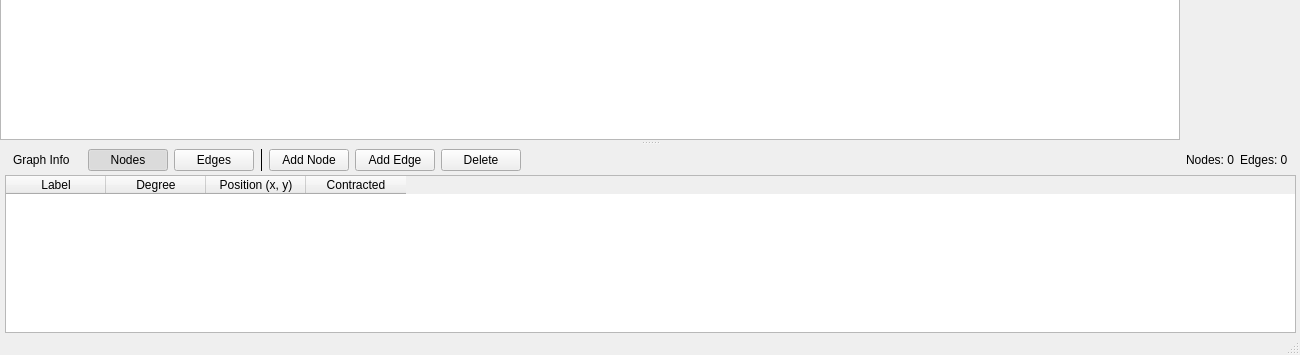
First picture: the form in src/netsim.ui, repository TylerLayton123/NetworkSimulator, before the edit; both pictures show x 0 to 1300 and y 395 to 750 of the 1300 by 750 pixel window.
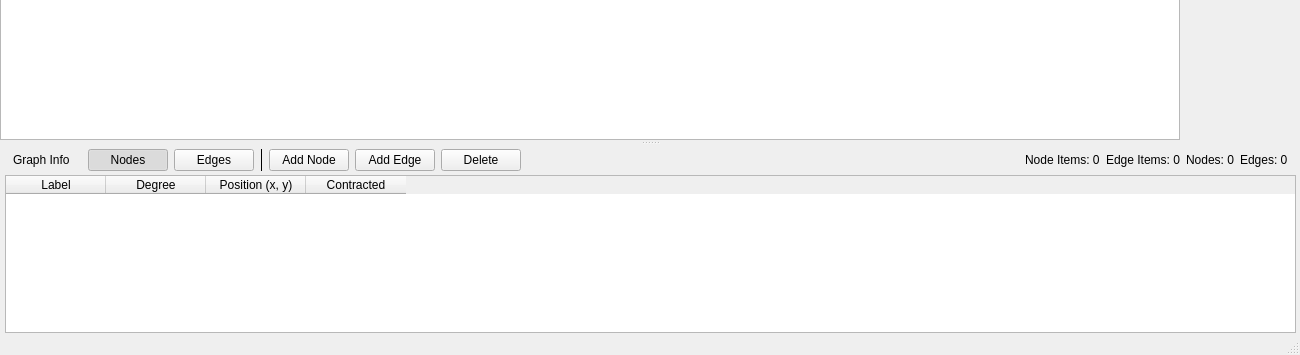
Second picture: the form after the edit.

Commit message: added edge and node items count

```diff
--- a/src/netsim.ui
+++ b/src/netsim.ui
@@ -155,6 +155,25 @@
             <property name="sizeHint" stdset="0"><size><width>40</width><height>0</height></size></property>
            </spacer></item>
 
+            <item><spacer name="tbSpacer2">
+            <property name="orientation"><enum>Qt::Horizontal</enum></property>
+            <property name="sizeType"><enum>QSizePolicy::Fixed</enum></property>
+            <property name="sizeHint" stdset="0"><size><width>12</width><height>0</height></size></property>
+           </spacer></item>
+
+           <item>
+            <widget class="QLabel" name="nodeItemsLabel">
+             <property name="text"><string>Node Items: 0</string></property>
+            </widget>
+           </item>
+
+           <item>
+            <widget class="QLabel" name="edgeItemsLabel">
+             <property name="text"><string>Edge Items: 0</string></property>
+            </widget>
+           </item>
+
+
            <item>
             <widget class="QLabel" name="nodeCountLabel">
              <property name="text"><string>Nodes: 0</string></property>
```
The commit also changes 3 other files.
